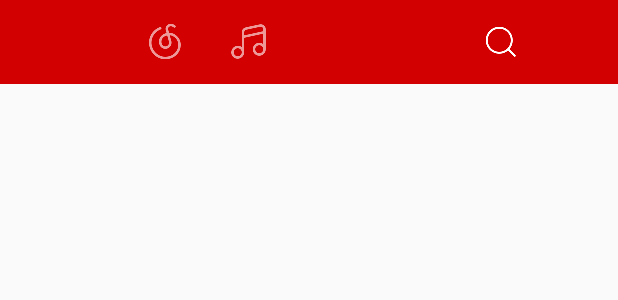
After one commit to RyanLeefy/AudioPlayer, an Android app: the layout activity.xml on its own in the app's theme, with its tools: preview values and no code run, on a phone screen of 412 x 824 dp. The commit adds this screen. Shown: the top 300 px of the screen. Run offline under Robolectric (Android 15) with nearby library versions, the phone set to English and light mode, and no system bars.

Commit message:
主界面设计

```diff
--- /dev/null
+++ b/app/src/main/res/drawable-xxhdpi/actionbar_discover_selector.xml
@@ -0,0 +1,9 @@
+<?xml version="1.0" encoding="utf-8"?>
+<selector xmlns:android="http://schemas.android.com/apk/res/android">
+
+    <item android:state_selected="true" android:drawable="@drawable/actionbar_discover_selected"/>
+    <item android:state_selected="false" android:drawable="@drawable/actionbar_discover_normal"/>
+    <item android:state_pressed="true" android:drawable="@drawable/actionbar_discover_selected"/>
+    <item android:state_pressed="false" android:drawable="@drawable/actionbar_discover_normal"/>
+
+</selector>
--- /dev/null
+++ b/app/src/main/res/drawable-xxhdpi/actionbar_music_selector.xml
@@ -0,0 +1,7 @@
+<?xml version="1.0" encoding="utf-8"?>
+<selector xmlns:android="http://schemas.android.com/apk/res/android">
+    <item android:state_selected="true" android:drawable="@drawable/actionbar_music_selected"/>
+    <item android:state_selected="false" android:drawable="@drawable/actionbar_music_normal"/>
+    <item android:state_pressed="true" android:drawable="@drawable/actionbar_music_selected"/>
+    <item android:state_pressed="false" android:drawable="@drawable/actionbar_music_normal"/>
+</selector>
--- /dev/null
+++ b/app/src/main/res/layout/activity.xml
@@ -0,0 +1,70 @@
+<?xml version="1.0" encoding="utf-8"?>
+<RelativeLayout xmlns:android="http://schemas.android.com/apk/res/android"
+    android:layout_width="match_parent"
+    android:layout_height="match_parent">
+
+    <android.support.v7.widget.Toolbar
+        android:id="@+id/toolbar"
+        android:layout_width="match_parent"
+        android:layout_height="?actionBarSize"
+        android:background="?attr/colorPrimary">
+
+        <RelativeLayout
+            android:gravity="center"
+            android:layout_width="match_parent"
+            android:layout_height="match_parent">
+
+            <LinearLayout
+                android:layout_centerInParent="true"
+                android:layout_width="wrap_content"
+                android:layout_height="match_parent"
+                android:paddingRight="20dp">
+                <ImageView
+                    android:id="@+id/bar_net"
+                    android:layout_width="wrap_content"
+                    android:layout_height="match_parent"
+                    android:background="@drawable/actionbar_discover_selector"
+                    android:clickable="true"/>
+
+                <ImageView
+                    android:id="@+id/bar_music"
+                    android:layout_width="wrap_content"
+                    android:layout_height="match_parent"
+                    android:background="@drawable/actionbar_music_selector"
+                    android:clickable="true"/>
+            </LinearLayout>
+
+            <ImageView
+                android:id="@+id/bar_search"
+                android:layout_width="wrap_content"
+                android:layout_height="wrap_content"
+                android:scaleType="centerInside"
+                android:layout_alignParentRight="true"
+                android:layout_alignParentEnd="true"
+                android:layout_centerVertical="true"
+                android:layout_centerHorizontal="true"
+                android:background="@drawable/actionbar_search"/>
+
+        </RelativeLayout>
+
+    </android.support.v7.widget.Toolbar>
+
+
+    <android.support.v4.view.ViewPager
+        android:id="@+id/main_viewpager"
+        android:layout_width="match_parent"
+        android:layout_height="match_parent"
+        android:layout_alignParentLeft="true"
+        android:layout_alignParentStart="true">
+    </android.support.v4.view.ViewPager>
+
+
+
+    <FrameLayout
+        android:id="@+id/bottom_container"
+        android:layout_alignParentBottom="true"
+        android:layout_width="match_parent"
+        android:layout_height="50dp" />
+
+
+</RelativeLayout>
--- a/app/src/main/res/values/colors.xml
+++ b/app/src/main/res/values/colors.xml
@@ -1,6 +1,7 @@
 <?xml version="1.0" encoding="utf-8"?>
 <resources>
-    <color name="colorPrimary">#3F51B5</color>
-    <color name="colorPrimaryDark">#303F9F</color>
-    <color name="colorAccent">#FF4081</color>
+    <color name="colorPrimary">#d20000</color>
+    <color name="colorPrimaryDark">#d20000</color>
+    <color name="colorAccent">#d20000</color>
+
 </resources>
--- a/app/src/main/res/values/styles.xml
+++ b/app/src/main/res/values/styles.xml
@@ -1,8 +1,9 @@
 <resources>
 
     <!-- Base application theme. -->
-    <style name="AppTheme" parent="Theme.AppCompat.Light.DarkActionBar">
+    <style name="AppTheme" parent="Theme.AppCompat.Light.NoActionBar">
         <!-- Customize your theme here. -->
+        <item name="android:windowNoTitle">true</item>
         <item name="colorPrimary">@color/colorPrimary</item>
         <item name="colorPrimaryDark">@color/colorPrimaryDark</item>
         <item name="colorAccent">@color/colorAccent</item>
```
Also changed, not shown: app/src/main/java/com/example/administrator/audioplayer/activity/MainActivity.java (+35 -0 lines), app/src/main/res/layout/activity_main.xml (+14 -14 lines), app/src/main/res/drawable-hdpi/actionbar_menu.png (added), app/src/main/res/drawable-xxhdpi/actionbar_discover_normal.png (added), app/src/main/res/drawable-xxhdpi/actionbar_discover_selected.png (added), app/src/main/res/drawable-xxhdpi/actionbar_music_normal.png (added), app/src/main/res/drawable-xxhdpi/actionbar_music_selected.png (added), app/src/main/res/drawable-xxhdpi/actionbar_search.png (added), app/src/main/res/drawable-xxhdpi/art_login_bg.jpg (added).
